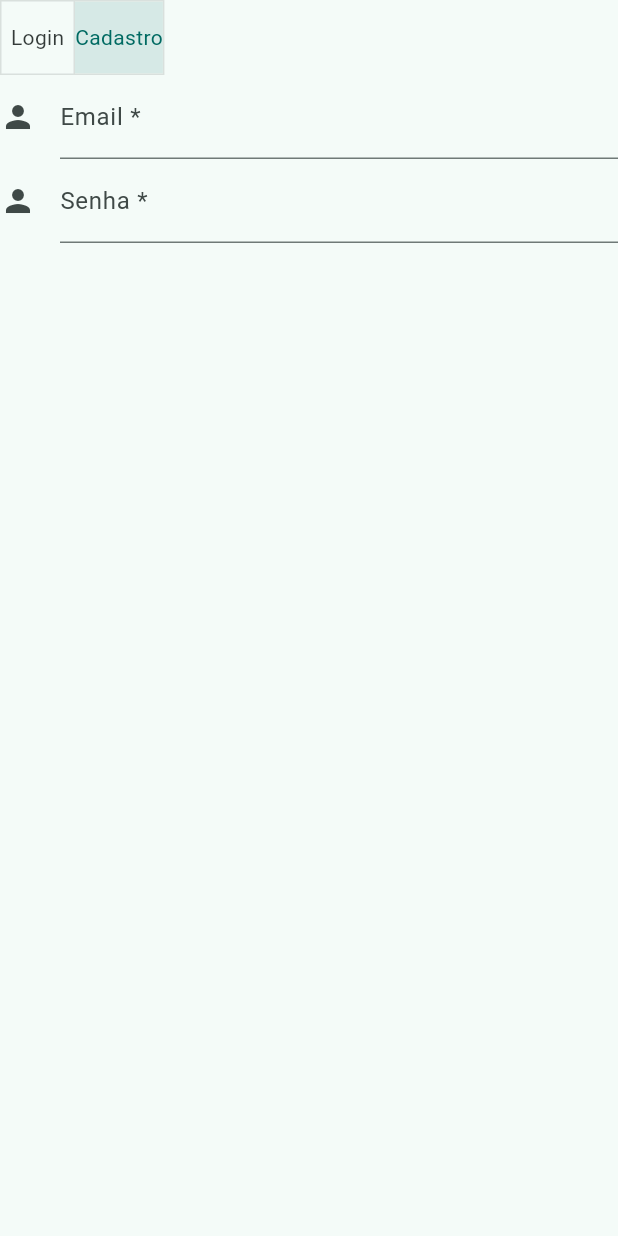
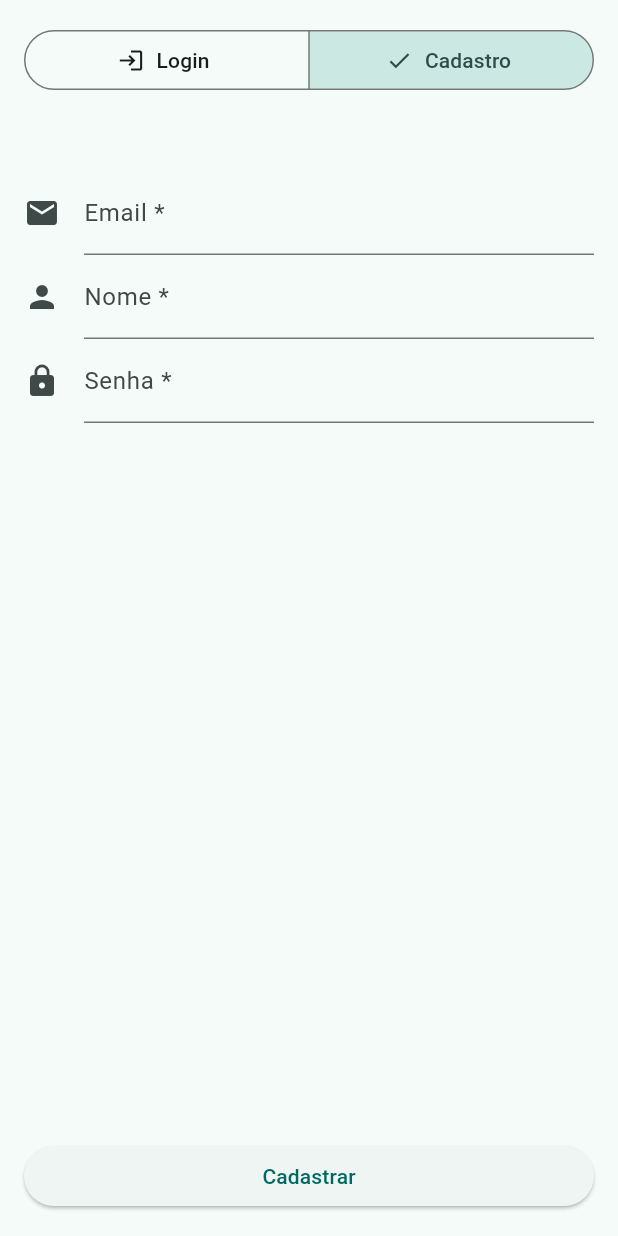
Before and after one commit to Leckller/Rotineiro, a Flutter app: the screen it shows after launch, after a tap on "Cadastro", on a phone screen of 412 x 824 dp. Run offline on Flutter 3.47's test engine with Material 3 defaults, Android fonts, the phone set to English and light mode, and no system bars; our stand-ins replace dio, flutter_secure_storage.

Commit message:
refactor: refatoração do uso do api client para configuração das services e providers na função main; chamada para login na auth_page

```diff
--- a/mobile/lib/core/api_client.dart
+++ b/mobile/lib/core/api_client.dart
@@ -1,12 +1,9 @@
+// core/api_client.dart
 import 'package:dio/dio.dart';
-import 'package:mobile/core/auth_interceptor.dart';
-import 'package:mobile/core/token_storage.dart';
-import 'package:mobile/providers/auth_provider.dart';
 
-final storage = TokenStorage();
-final auth = AuthProvider(storage);
-
-Dio dio = Dio(BaseOptions(
-  baseUrl: 'http://localhost:8080/v1',
-  connectTimeout: const Duration(seconds: 120),
-))..interceptors.add(AuthInterceptor(storage, auth.logout));
+Dio buildDio() {
+  return Dio(BaseOptions(
+    baseUrl: 'http://localhost:8080/v1',
+    connectTimeout: const Duration(seconds: 10),
+  ));
+}
--- a/mobile/lib/main.dart
+++ b/mobile/lib/main.dart
@@ -1,25 +1,41 @@
+import 'package:dio/dio.dart';
 import 'package:flutter/material.dart';
+import 'package:mobile/core/api_client.dart';
+import 'package:mobile/core/auth_interceptor.dart';
 import 'package:mobile/core/token_storage.dart';
 import 'package:mobile/providers/auth_provider.dart';
 import 'package:mobile/providers/routine_provider.dart';
 import 'package:mobile/screens/auth/auth_gate.dart';
+import 'package:mobile/service/auth_service.dart';
+import 'package:mobile/service/routine_service.dart';
 import 'package:provider/provider.dart';
 
 void main() {
-  runApp(const MyApp());
+  final storage = TokenStorage();
+  final dio = buildDio();
+  final authService = AuthService(dio);
+  final routineService = RoutineService(dio);
+  final authProvider = AuthProvider(storage, authService)..checkAuth();
+  final routineProvider = RoutineProvider(service: routineService);
+
+  dio.interceptors.add(AuthInterceptor(storage, authProvider.logout));
+
+  runApp(MyApp(authProvider: authProvider, routineProvider: routineProvider, dio: dio));
 }
 
 class MyApp extends StatelessWidget {
-  const MyApp({super.key});
+  const MyApp({super.key, required this.authProvider, required this.routineProvider, required this.dio});
+
+  final AuthProvider authProvider;
+  final RoutineProvider routineProvider;
+  final Dio dio;
 
   @override
   Widget build(BuildContext context) {
     return MultiProvider(
       providers: [
-        ChangeNotifierProvider(
-          create: (ctx) => AuthProvider(TokenStorage())..checkAuth(),
-        ),
-        ChangeNotifierProvider(create: (ctx) => RoutineProvider()),
+        ChangeNotifierProvider.value(value: authProvider),
+        ChangeNotifierProvider.value(value: routineProvider),
       ],
       child: MaterialApp(
         debugShowCheckedModeBanner: false,
@@ -29,9 +45,8 @@ class MyApp extends StatelessWidget {
             seedColor: const Color.fromARGB(255, 89, 212, 199),
           ),
         ),
-        home: AuthGate(),
-        routes: {
-        },
+        home: const AuthGate(),
+        routes: {},
       ),
     );
   }
--- a/mobile/lib/providers/auth_provider.dart
+++ b/mobile/lib/providers/auth_provider.dart
@@ -1,15 +1,20 @@
+import 'package:dio/dio.dart';
 import 'package:flutter/material.dart';
 import 'package:mobile/core/token_storage.dart';
+import 'package:mobile/service/auth_service.dart';
 
 enum AuthStatus { authenticated, unauthenticated }
 
 class AuthProvider extends ChangeNotifier {
-  AuthProvider(this._storage);
+  AuthProvider(this._storage, this._service);
+  final AuthService _service;
   final TokenStorage _storage;
 
   AuthStatus status = AuthStatus.unauthenticated;
+  bool loading = false;
+  String? error;
 
-  // chamado uma vez ao abrir o app
+
   Future<void> checkAuth() async {
     final token = await _storage.read();
     status = token == null
@@ -18,9 +23,18 @@ class AuthProvider extends ChangeNotifier {
     notifyListeners();
   }
 
-  Future<void> login(String token) async {
-    await _storage.save(token);
-    status = AuthStatus.authenticated;
+  Future<void> login(String email, String password) async {
+    loading = true;
+    error = null;
+    notifyListeners();
+    try {
+      final token = await _service.login(email, password);
+      await _storage.save(token);
+      status = AuthStatus.authenticated;
+    } on DioException catch (e) {
+      error = e.response?.data.toString();
+    }
+    loading = false;
     notifyListeners();
   }
 
--- a/mobile/lib/providers/routine_provider.dart
+++ b/mobile/lib/providers/routine_provider.dart
@@ -3,7 +3,9 @@ import 'package:mobile/models/routine.dart';
 import 'package:mobile/service/routine_service.dart';
 
 class RoutineProvider extends ChangeNotifier {
-  final _service = RoutineService();
+  final RoutineService _service;
+
+  RoutineProvider({required this._service});
 
   List<Routine> routines = [];
   bool loading = false;
--- a/mobile/lib/screens/auth/auth_page.dart
+++ b/mobile/lib/screens/auth/auth_page.dart
@@ -1,4 +1,6 @@
 import 'package:flutter/material.dart';
+import 'package:mobile/providers/auth_provider.dart';
+import 'package:provider/provider.dart';
 
 class AuthPage extends StatefulWidget {
   const AuthPage({super.key});
@@ -8,85 +10,179 @@ class AuthPage extends StatefulWidget {
 }
 
 class _AuthPageState extends State<AuthPage> {
+  final _formKey = GlobalKey<FormState>();
+  TextEditingController emailController = TextEditingController();
+  TextEditingController nameController = TextEditingController();
+  TextEditingController passwordController = TextEditingController();
+
   bool isLogin = true;
-  final _formKey = GlobalKey();
 
-  void togglePage() {
-    isLogin = !isLogin;
+  @override
+  void dispose() {
+    emailController.dispose();
+    nameController.dispose();
+    passwordController.dispose();
+    super.dispose();
   }
 
-  List<bool> _selections = [true, false];
+  Future<void> onSave() async {
+    final bool isValid = _formKey.currentState?.validate() ?? false;
+    if (!isValid) {
+      return;
+    }
+
+    final auth = context.read<AuthProvider>();
+
+    if (isLogin) {
+      await auth.login(emailController.text.trim(), passwordController.text);
+    } else {
+      // await auth.register(
+      //   nameController.text.trim(),
+      //   emailController.text.trim(),
+      //   passwordController.text,
+      // );
+    }
+
+    if (!mounted) return;
+
+    if (auth.error != null) {
+      ScaffoldMessenger.of(
+        context,
+      ).showSnackBar(SnackBar(content: Text(auth.error!)));
+    }
+  }
+
+  String? emailValidator(String? value) {
+    if (value == null || value.isEmpty) {
+      return 'O campo é obrigatório.';
+    }
+    if (value.length != value.replaceAll(' ', '').length) {
+      return 'O email não deve conter espaços';
+    }
+    if (!value.contains('@')) {
+      return 'Email inválido';
+    }
+    return null;
+  }
+
+  String? nameValidator(String? value) {
+    if (value == null || value.isEmpty) {
+      return 'O campo é obrigatório.';
+    }
+    if (value.length != value.replaceAll(' ', '').length) {
+      return 'O nome não deve conter espaços';
+    }
+    return null;
+  }
+
+  String? passwordValidator(String? value) {
+    if (value == null || value.isEmpty) {
+      return 'O campo é obrigatório.';
+    }
+    if (value.length != value.replaceAll(' ', '').length) {
+      return 'A senha não deve conter espaços';
+    }
+    return null;
+  }
 
   @override
   Widget build(BuildContext context) {
+    final loading = context.watch<AuthProvider>().loading;
+
     return Scaffold(
-      body: Column(
+      body: Padding(
+        padding: const EdgeInsets.all(16),
+        child: Column(
+          mainAxisAlignment: MainAxisAlignment.center,
           children: [
+            SizedBox(
+              width: double.infinity,
+              child: SegmentedButton<bool>(
+                segments: const [
+                  ButtonSegment<bool>(
+                    icon: Icon(Icons.login),
+                    value: true,
+                    label: Text('Login'),
+                  ),
+                  ButtonSegment<bool>(
+                    icon: Icon(Icons.person_add),
+                    value: false,
+                    label: Text('Cadastro'),
+                  ),
+                ],
+                selected: {isLogin},
+                onSelectionChanged: (_) {
+                  setState(() {
+                    isLogin = !isLogin;
+                  });
+                },
+              ),
+            ),
+            const SizedBox(height: 50),
+            Expanded(
+              child: Form(
+                key: _formKey,
+                child: Column(
+                  mainAxisAlignment: MainAxisAlignment.spaceBetween,
+                  children: [
+                    Column(
+                      children: [
+                        TextFormField(
+                          controller: emailController,
+                          decoration: const InputDecoration(
+                            icon: Icon(Icons.email),
+                            labelText: 'Email *',
+                          ),
+                          validator: (value) => emailValidator(value),
+                        ),
+
+                        if (!isLogin)
+                          TextFormField(
+                            controller: nameController,
+                            decoration: const InputDecoration(
+                              icon: Icon(Icons.person),
+                              labelText: 'Nome *',
+                            ),
+                            validator: (value) => nameValidator(value),
+                          ),
+
+                        TextFormField(
+                          controller: passwordController,
+                          obscureText: true,
+                          decoration: const InputDecoration(
+                            icon: Icon(Icons.lock),
+                            labelText: 'Senha *',
+                          ),
+                          validator: (value) => passwordValidator(value),
+                        ),
+                      ],
+                    ),
+                    const SizedBox(height: 50),
                     Row(
                       children: [
                         Expanded(
-                child: ToggleButtons(
-                  isSelected: _selections,
-                  onPressed: (int index) {
-                    setState(() {
-                      _selections = _selections.map((_) => false).toList();
-                      _selections[index] = !_selections[index];
-                    });
-                  },
-                  children: [Text("Login"), Text("Cadastro")],
+                          child: ElevatedButton(
+                            onPressed: loading ? null : onSave,
+                            child: loading
+                                ? const SizedBox(
+                                    height: 20,
+                                    width: 20,
+                                    child: CircularProgressIndicator(
+                                      strokeWidth: 2,
+                                    ),
+                                  )
+                                : Text(isLogin ? 'Entrar' : 'Cadastrar'),
                           ),
                         ),
                       ],
                     ),
-          Form(
-            key: _formKey,
-            child: Column(
-              children: [
-                TextFormField(
-                  decoration: const InputDecoration(
-                    icon: Icon(Icons.person),
-                    hintText: 'What do people call you?',
-                    labelText: 'Email *',
+                  ],
                 ),
-                  onSaved: (String? value) {},
-                  validator: (String? value) {
-                    return (value != null && value.contains('@'))
-                        ? 'Do not use the @ char.'
-                        : null;
-                  },
               ),
-                if (_selections[0])
-                TextFormField(
-                  decoration: const InputDecoration(
-                    icon: Icon(Icons.person),
-                    hintText: 'What do people call you?',
-                    labelText: 'Nome *',
-                  ),
-                  onSaved: (String? value) {},
-                  validator: (String? value) {
-                    return (value != null && value.contains('@'))
-                        ? 'Do not use the @ char.'
-                        : null;
-                  },
-                ),
-                TextFormField(
-                  decoration: const InputDecoration(
-                    icon: Icon(Icons.person),
-                    hintText: 'What do people call you?',
-                    labelText: 'Senha *',
-                  ),
-                  onSaved: (String? value) {},
-                  validator: (String? value) {
-                    return (value != null && value.contains('@'))
-                        ? 'Do not use the @ char.'
-                        : null;
-                  },
             ),
           ],
         ),
       ),
-        ],
-      ),
     );
   }
 }
--- /dev/null
+++ b/mobile/lib/service/auth_service.dart
@@ -0,0 +1,14 @@
+import 'package:dio/dio.dart';
+
+class AuthService {
+  AuthService(this._dio);
+  final Dio _dio;
+
+  Future<String> login(String email, String senha) async {
+    final response = await _dio.post(
+      "/login",
+      data: {"email": email, "password": senha},
+    );
+    return response.data['token'] as String;
+  }
+}
--- a/mobile/lib/service/routine_service.dart
+++ b/mobile/lib/service/routine_service.dart
@@ -1,10 +1,13 @@
-import 'package:mobile/core/api_client.dart';
+import 'package:dio/dio.dart';
 
 import '../models/routine.dart';
 
 class RoutineService {
-    Future<List<Routine>> fetchAll() async {
-      final res = await dio.get('/routines');
-      return (res.data as List).map((j) => Routine.fromJson(j)).toList();
-    }
+  RoutineService(this._dio);
+  final Dio _dio;
+
+  Future<List<Routine>> fetchAll() async {
+    final res = await _dio.get('/routines');
+    return (res.data as List).map((j) => Routine.fromJson(j)).toList();
+  }
 }
```
Also changed, not shown: 1 other file. Lines whose indentation alone changed are shown as unchanged.
